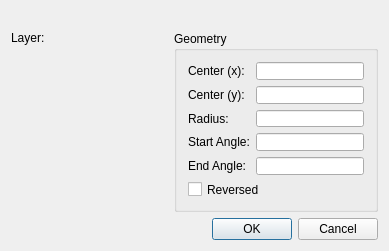
LibreCAD/LibreCAD, file librecad/src/ui/dialogs/entity/qg_dlgarc.ui: the form before one commit.
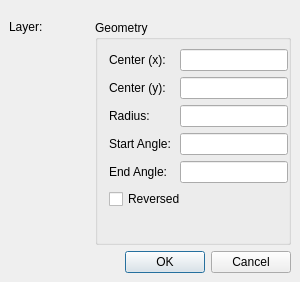
The form after the commit. Custom widgets are drawn as their Qt base class.

The edit to the form file:
```diff
--- a/librecad/src/ui/dialogs/entity/qg_dlgarc.ui
+++ b/librecad/src/ui/dialogs/entity/qg_dlgarc.ui
@@ -6,12 +6,12 @@
    <rect>
     <x>0</x>
     <y>0</y>
-    <width>389</width>
-    <height>251</height>
+    <width>300</width>
+    <height>282</height>
    </rect>
   </property>
   <property name="sizePolicy">
-   <sizepolicy hsizetype="Minimum" vsizetype="Minimum">
+   <sizepolicy hsizetype="Preferred" vsizetype="Preferred">
     <horstretch>0</horstretch>
     <verstretch>0</verstretch>
    </sizepolicy>
@@ -26,6 +26,18 @@
    <string>Arc</string>
   </property>
   <layout class="QVBoxLayout" name="gfdgf">
+   <property name="leftMargin">
+    <number>9</number>
+   </property>
+   <property name="topMargin">
+    <number>0</number>
+   </property>
+   <property name="rightMargin">
+    <number>9</number>
+   </property>
+   <property name="bottomMargin">
+    <number>9</number>
+   </property>
    <item>
     <widget class="QLabel" name="lId">
      <property name="text">
@@ -74,12 +86,42 @@
      </item>
      <item>
       <widget class="QGroupBox" name="buttonGroup8">
+       <property name="sizePolicy">
+        <sizepolicy hsizetype="Preferred" vsizetype="Preferred">
+         <horstretch>0</horstretch>
+         <verstretch>0</verstretch>
+        </sizepolicy>
+       </property>
        <property name="title">
         <string>Geometry</string>
        </property>
-       <layout class="QGridLayout">
+       <layout class="QGridLayout" columnstretch="0,0">
+        <property name="topMargin">
+         <number>9</number>
+        </property>
+        <property name="rightMargin">
+         <number>0</number>
+        </property>
+        <property name="horizontalSpacing">
+         <number>9</number>
+        </property>
+        <property name="verticalSpacing">
+         <number>6</number>
+        </property>
         <item row="2" column="0">
          <widget class="QLabel" name="lEndX">
+          <property name="sizePolicy">
+           <sizepolicy hsizetype="Preferred" vsizetype="Preferred">
+            <horstretch>0</horstretch>
+            <verstretch>0</verstretch>
+           </sizepolicy>
+          </property>
+          <property name="minimumSize">
+           <size>
+            <width>0</width>
+            <height>22</height>
+           </size>
+          </property>
           <property name="text">
            <string>Radius:</string>
           </property>
@@ -90,16 +132,34 @@
         </item>
         <item row="2" column="1">
          <widget class="QLineEdit" name="leRadius">
+          <property name="sizePolicy">
+           <sizepolicy hsizetype="Expanding" vsizetype="Expanding">
+            <horstretch>0</horstretch>
+            <verstretch>0</verstretch>
+           </sizepolicy>
+          </property>
           <property name="minimumSize">
            <size>
             <width>64</width>
-            <height>0</height>
+            <height>22</height>
            </size>
           </property>
          </widget>
         </item>
         <item row="1" column="0">
          <widget class="QLabel" name="lCenterY">
+          <property name="sizePolicy">
+           <sizepolicy hsizetype="Preferred" vsizetype="Preferred">
+            <horstretch>0</horstretch>
+            <verstretch>0</verstretch>
+           </sizepolicy>
+          </property>
+          <property name="minimumSize">
+           <size>
+            <width>0</width>
+            <height>22</height>
+           </size>
+          </property>
           <property name="text">
            <string>Center (y):</string>
           </property>
@@ -110,16 +170,34 @@
         </item>
         <item row="1" column="1">
          <widget class="QLineEdit" name="leCenterY">
+          <property name="sizePolicy">
+           <sizepolicy hsizetype="Expanding" vsizetype="Expanding">
+            <horstretch>0</horstretch>
+            <verstretch>0</verstretch>
+           </sizepolicy>
+          </property>
           <property name="minimumSize">
            <size>
             <width>64</width>
-            <height>0</height>
+            <height>22</height>
            </size>
           </property>
          </widget>
         </item>
         <item row="0" column="0">
          <widget class="QLabel" name="lCenterX">
+          <property name="sizePolicy">
+           <sizepolicy hsizetype="Preferred" vsizetype="Preferred">
+            <horstretch>0</horstretch>
+            <verstretch>0</verstretch>
+           </sizepolicy>
+          </property>
+          <property name="minimumSize">
+           <size>
+            <width>0</width>
+            <height>22</height>
+           </size>
+          </property>
           <property name="text">
            <string>Center (x):</string>
           </property>
@@ -130,16 +208,34 @@
         </item>
         <item row="0" column="1">
          <widget class="QLineEdit" name="leCenterX">
+          <property name="sizePolicy">
+           <sizepolicy hsizetype="Expanding" vsizetype="Expanding">
+            <horstretch>0</horstretch>
+            <verstretch>0</verstretch>
+           </sizepolicy>
+          </property>
           <property name="minimumSize">
            <size>
             <width>64</width>
-            <height>0</height>
+            <height>22</height>
            </size>
           </property>
          </widget>
         </item>
         <item row="3" column="0">
          <widget class="QLabel" name="lAngle1">
+          <property name="sizePolicy">
+           <sizepolicy hsizetype="Preferred" vsizetype="Preferred">
+            <horstretch>0</horstretch>
+            <verstretch>0</verstretch>
+           </sizepolicy>
+          </property>
+          <property name="minimumSize">
+           <size>
+            <width>0</width>
+            <height>22</height>
+           </size>
+          </property>
           <property name="text">
            <string>Start Angle:</string>
           </property>
@@ -150,26 +246,50 @@
         </item>
         <item row="3" column="1">
          <widget class="QLineEdit" name="leAngle1">
+          <property name="sizePolicy">
+           <sizepolicy hsizetype="Expanding" vsizetype="Expanding">
+            <horstretch>0</horstretch>
+            <verstretch>0</verstretch>
+           </sizepolicy>
+          </property>
           <property name="minimumSize">
            <size>
             <width>64</width>
-            <height>0</height>
+            <height>22</height>
            </size>
           </property>
          </widget>
         </item>
         <item row="4" column="1">
          <widget class="QLineEdit" name="leAngle2">
+          <property name="sizePolicy">
+           <sizepolicy hsizetype="Expanding" vsizetype="Expanding">
+            <horstretch>0</horstretch>
+            <verstretch>0</verstretch>
+           </sizepolicy>
+          </property>
           <property name="minimumSize">
            <size>
             <width>64</width>
-            <height>0</height>
+            <height>22</height>
            </size>
           </property>
          </widget>
         </item>
         <item row="4" column="0">
          <widget class="QLabel" name="lAngle2">
+          <property name="sizePolicy">
+           <sizepolicy hsizetype="Preferred" vsizetype="Preferred">
+            <horstretch>0</horstretch>
+            <verstretch>0</verstretch>
+           </sizepolicy>
+          </property>
+          <property name="minimumSize">
+           <size>
+            <width>0</width>
+            <height>22</height>
+           </size>
+          </property>
           <property name="text">
            <string>End Angle:</string>
           </property>
```
